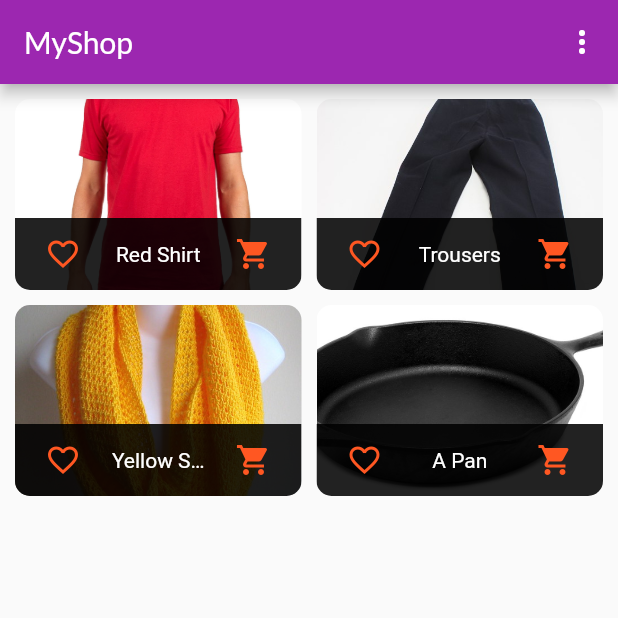
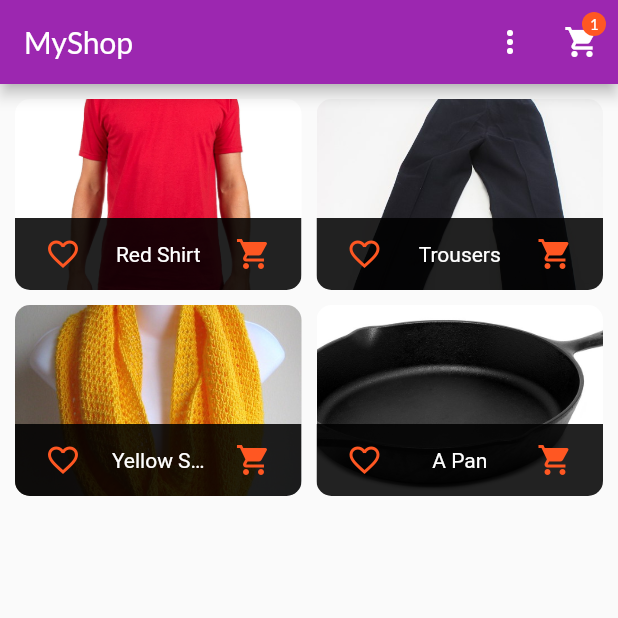
Before and after one commit to jsimpson1/udemy, a Flutter app: the screen it shows after launch, after a tap on the "shopping cart" icon, on a phone screen of 412 x 824 dp, the top half of it. Run offline on Flutter 3.47's test engine with Material 2 defaults, Android fonts, the phone set to English and light mode, and no system bars.

Commit message:
section 8 - 202 completed

```diff
--- a/academind/shop/lib/main.dart
+++ b/academind/shop/lib/main.dart
@@ -4,6 +4,7 @@ import 'package:provider/provider.dart';
 import './screens/products_overview_screen.dart';
 import './screens/product_detail_screen.dart';
 import './providers/products.dart';
+import './providers/cart.dart';
 
 void main() {
   runApp(MyApp());
@@ -12,8 +13,15 @@ void main() {
 class MyApp extends StatelessWidget {
   @override
   Widget build(BuildContext context) {
-    return ChangeNotifierProvider(
-      create: (ctx) => Products(),
+    return MultiProvider(
+      providers: [
+        ChangeNotifierProvider(
+          create: (ctx) => Products(),
+        ),
+        ChangeNotifierProvider(
+          create: (ctx) => Cart(),
+        ),
+      ],
       child: MaterialApp(
         title: 'MyShop',
         theme: ThemeData(
--- /dev/null
+++ b/academind/shop/lib/providers/cart.dart
@@ -0,0 +1,50 @@
+import 'package:flutter/material.dart';
+
+class CartItem {
+  final String id;
+  final String title;
+  final int quantity;
+  final double price;
+
+  CartItem({
+    @required this.id,
+    @required this.title,
+    @required this.quantity,
+    @required this.price,
+  });
+}
+
+class Cart with ChangeNotifier {
+  Map<String, CartItem> _items = {};
+
+  Map<String, CartItem> get items {
+    return {..._items};
+  }
+
+  int get itemCount {
+    return _items.length;
+  }
+
+  void addItem(String productId, double price, String title) {
+    if (_items.containsKey(productId)) {
+      _items.update(
+          productId,
+          (existingCartItem) => CartItem(
+                id: existingCartItem.id,
+                title: existingCartItem.title,
+                price: existingCartItem.price,
+                quantity: existingCartItem.quantity + 1,
+              ));
+    } else {
+      _items.putIfAbsent(
+          productId,
+          () => CartItem(
+                id: DateTime.now().toString(),
+                title: title,
+                quantity: 1,
+                price: price,
+              ));
+    }
+    notifyListeners();
+  }
+}
--- a/academind/shop/lib/providers/products.dart
+++ b/academind/shop/lib/providers/products.dart
@@ -39,8 +39,6 @@ class Products with ChangeNotifier {
     ),
   ];
 
-  // var _showFavoritesOnly = false;
-
   List<Product> get items {
     // if (_showFavoritesOnly) {
     //   return _items.where((prodItem) => prodItem.isFavorite).toList();
--- a/academind/shop/lib/screens/products_overview_screen.dart
+++ b/academind/shop/lib/screens/products_overview_screen.dart
@@ -1,6 +1,10 @@
 import 'package:flutter/material.dart';
+import 'package:provider/provider.dart';
 
 import '../widgets/products_grid.dart';
+import '../widgets/badge.dart';
+
+import '../providers/cart.dart';
 
 enum FilterOptions {
   Favorites,
@@ -42,9 +46,19 @@ class _ProductsOverviewScreenState extends State<ProductsOverviewScreen> {
               PopupMenuItem(
                 child: Text('Show All'),
                 value: FilterOptions.All,
-              )
+              ),
             ],
-          )
+          ),
+          Consumer<Cart>(
+            builder: (ctx, cart, ch) => Badge(
+              child: ch,
+              value: cart.itemCount.toString(),
+            ),
+            child: IconButton(
+              icon: Icon(Icons.shopping_cart),
+              onPressed: () {},
+            ),
+          ),
         ],
       ),
       body: ProductsGrid(_showOnlyFavorites),
--- /dev/null
+++ b/academind/shop/lib/widgets/badge.dart
@@ -0,0 +1,47 @@
+import 'package:flutter/material.dart';
+
+class Badge extends StatelessWidget {
+  const Badge({
+    Key key,
+    @required this.child,
+    @required this.value,
+    this.color,
+  }) : super(key: key);
+
+  final Widget child;
+  final String value;
+  final Color color;
+
+  @override
+  Widget build(BuildContext context) {
+    return Stack(
+      alignment: Alignment.center,
+      children: [
+        child,
+        Positioned(
+          right: 8,
+          top: 8,
+          child: Container(
+            padding: EdgeInsets.all(2.0),
+            // color: Theme.of(context).accentColor,
+            decoration: BoxDecoration(
+              borderRadius: BorderRadius.circular(10.0),
+              color: color != null ? color : Theme.of(context).accentColor,
+            ),
+            constraints: BoxConstraints(
+              minWidth: 16,
+              minHeight: 16,
+            ),
+            child: Text(
+              value,
+              textAlign: TextAlign.center,
+              style: TextStyle(
+                fontSize: 10,
+              ),
+            ),
+          ),
+        )
+      ],
+    );
+  }
+}
--- a/academind/shop/lib/widgets/product_item.dart
+++ b/academind/shop/lib/widgets/product_item.dart
@@ -1,19 +1,17 @@
 import 'package:flutter/material.dart';
 import 'package:provider/provider.dart';
-import 'package:shop/providers/product.dart';
 
 import '../screens/product_detail_screen.dart';
+import '../providers/product.dart';
+import '../providers/cart.dart';
 
 class ProductItem extends StatelessWidget {
-  // final String id;
-  // final String title;
-  // final String imageUrl;
-
-  // ProductItem(this.id, this.title, this.imageUrl);
-
   @override
   Widget build(BuildContext context) {
     final Product product = Provider.of<Product>(context, listen: false);
+
+    final Cart cart = Provider.of<Cart>(context, listen: false);
+
     return ClipRRect(
       borderRadius: BorderRadius.circular(10),
       child: GestureDetector(
@@ -52,9 +50,13 @@ class ProductItem extends StatelessWidget {
               textAlign: TextAlign.center,
             ),
             trailing: IconButton(
-              icon: Icon(Icons.shopping_cart),
+              icon: Icon(
+                Icons.shopping_cart,
+              ),
               color: Theme.of(context).accentColor,
-              onPressed: () {},
+              onPressed: () {
+                cart.addItem(product.id, product.price, product.title);
+              },
             ),
           ),
         ),
```
